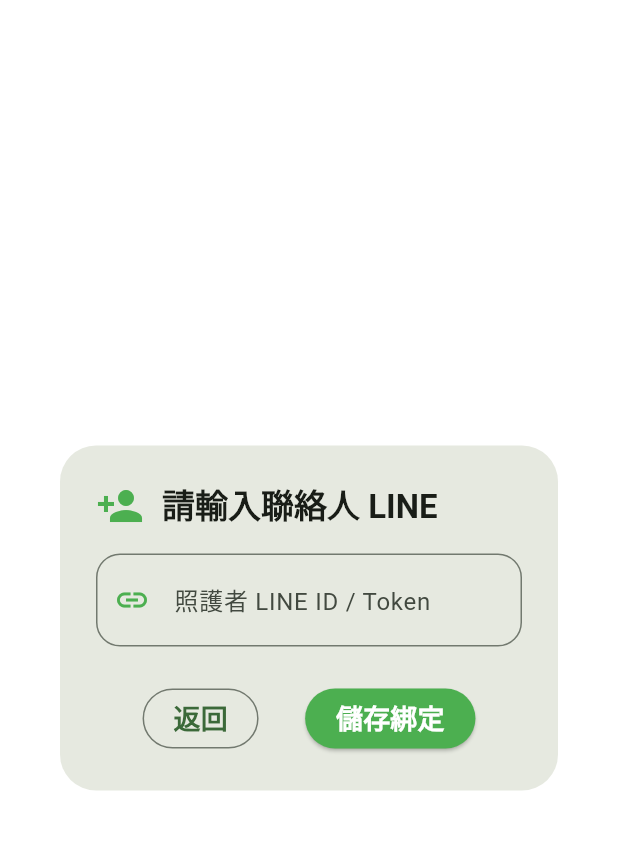
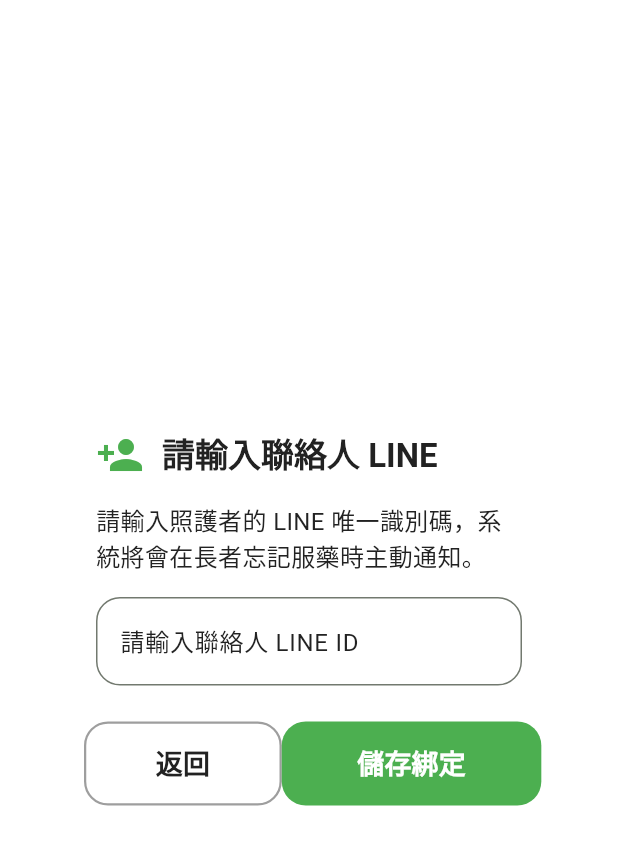
Before and after one commit to kewpie1130-source/elderly-medication-helper, a Flutter app: the ContactModal widget shown alone on an empty page, opened directly, after a tap on "是，前往設定", on a phone screen of 412 x 824 dp. Shown: the top 845 px of the screen. Run offline on Flutter 3.47's test engine with Material 3 defaults, Android fonts, the phone set to English and light mode, and no system bars; our stand-ins replace camera, flutter_local_notifications, flutter_tts, image_picker, sqflite, timezone; missing offline and left inert: elderly_medication_helper, google_mlkit_text_recognition; accounts and stored records are empty.

```diff
--- a/lib/pages/reminder/widgets/contact_modal.dart
+++ b/lib/pages/reminder/widgets/contact_modal.dart
@@ -1,11 +1,14 @@
 import 'package:flutter/material.dart';
+import '../../../theme/app_theme.dart'; // ✅ 引入專案規格主題
 
 class ContactModal extends StatefulWidget {
   final Function(String) onSave;
+  final VoidCallback onCancel; // ✅ 修正編譯錯誤：實打實定義成員變數
 
   const ContactModal({
     super.key,
     required this.onSave,
+    required this.onCancel, // ✅ 修正編譯錯誤：設為必填具名參數
   });
 
   @override
@@ -15,7 +18,7 @@
 class _ContactModalState extends State<ContactModal> {
   final TextEditingController _textController = TextEditingController();
   final _formKey = GlobalKey<FormState>();
-  bool _showInputForm = false; // 控制是否進入第二階段輸入 LINE ID
+  bool _showInputForm = false;
 
   @override
   void dispose() {
@@ -27,15 +30,16 @@
   Widget build(BuildContext context) {
     final double screenWidth = MediaQuery.of(context).size.width;
 
-    // 階段二：如果長者點了「是，前往設定」，就展現輸入 LINE ID 的輸入框
     if (_showInputForm) {
       return AlertDialog(
-        shape: RoundedRectangleBorder(borderRadius: BorderRadius.circular(24.0)),
+        // ✅ 修正圓角：24.0 -> 一律改為符合規範的 20.0
+        shape: RoundedRectangleBorder(borderRadius: BorderRadius.circular(20.0)),
+        backgroundColor: Colors.white,
         title: const Row(
           children: [
-            Icon(Icons.person_add, color: Color(0xFF4CAF50), size: 32),
+            Icon(Icons.person_add, color: AppTheme.primary, size: 32), // ✅ 統一 AppTheme
             SizedBox(width: 12),
-            Text('請輸入聯絡人 LINE', style: TextStyle(fontSize: 22, fontWeight: FontWeight.bold)),
+            Text('請輸入聯絡人 LINE', style: TextStyle(fontSize: 22, fontWeight: FontWeight.bold, color: AppTheme.textDark)),
           ],
         ),
         content: SizedBox(
@@ -45,13 +49,19 @@
             child: Column(
               mainAxisSize: MainAxisSize.min,
               children: [
+                const Text('請輸入照護者的 LINE 唯一識別碼，系統將會在長者忘記服藥時主動通知。', style: TextStyle(fontSize: 16, color: AppTheme.textDark)),
+                const SizedBox(height: 16),
                 TextFormField(
                   controller: _textController,
-                  style: const TextStyle(fontSize: 20),
+                  style: const TextStyle(fontSize: 18),
                   decoration: InputDecoration(
-                    labelText: '照護者 LINE ID / Token',
+                    labelText: '請輸入聯絡人 LINE ID',
+                    labelStyle: const TextStyle(color: AppTheme.textDark), // ✅ 統一 AppTheme
+                    focusedBorder: OutlineInputBorder(
+                      borderRadius: BorderRadius.circular(16),
+                      borderSide: const BorderSide(color: AppTheme.primary, width: 2), // ✅ 統一 AppTheme
+                    ),
                     border: OutlineInputBorder(borderRadius: BorderRadius.circular(16)),
-                    prefixIcon: const Icon(Icons.link, color: Color(0xFF4CAF50)),
                   ),
                   validator: (value) => (value == null || value.trim().isEmpty) ? '❌ 請填寫此欄位' : null,
                 ),
@@ -59,22 +69,40 @@
             ),
           ),
         ),
+        actionsPadding: const EdgeInsets.only(bottom: 24, left: 16, right: 16),
         actions: [
           Row(
             mainAxisAlignment: MainAxisAlignment.spaceEvenly,
             children: [
-              OutlinedButton(
+              SizedBox(
+                width: screenWidth * 0.32,
+                child: OutlinedButton(
                   onPressed: () => setState(() => _showInputForm = false),
-                child: const Text('返回'),
+                  style: OutlinedButton.styleFrom(
+                    minimumSize: const Size(double.infinity, 56), // ✅ 補齊無障礙 56px 最小高度
+                    side: const BorderSide(color: Colors.grey, width: 1.5),
+                    shape: RoundedRectangleBorder(borderRadius: BorderRadius.circular(16)),
                   ),
-              ElevatedButton(
-                style: ElevatedButton.styleFrom(backgroundColor: const Color(0xFF4CAF50), foregroundColor: Colors.white),
+                  child: const Text('返回', style: TextStyle(fontSize: 18, fontWeight: FontWeight.bold, color: AppTheme.textDark)),
+                ),
+              ),
+              SizedBox(
+                width: screenWidth * 0.42,
+                child: ElevatedButton(
+                  style: ElevatedButton.styleFrom(
+                    minimumSize: const Size(double.infinity, 56), // ✅ 補齊無障礙 56px 最小高度
+                    backgroundColor: AppTheme.primary, // ✅ 統一 AppTheme
+                    foregroundColor: Colors.white,
+                    shape: RoundedRectangleBorder(borderRadius: BorderRadius.circular(16)),
+                    elevation: 0,
+                  ),
                   onPressed: () {
                     if (!_formKey.currentState!.validate()) return;
                     widget.onSave(_textController.text.trim());
                     Navigator.of(context).pop();
                   },
-                child: const Text('儲存綁定'),
+                  child: const Text('儲存綁定', style: TextStyle(fontSize: 18, fontWeight: FontWeight.bold)),
+                ),
               ),
             ],
           )
@@ -82,9 +110,9 @@
       );
     }
 
-    // 階段一：100% 还原官方設計圖畫面 8
     return AlertDialog(
-      shape: RoundedRectangleBorder(borderRadius: BorderRadius.circular(28.0)),
+      // ✅ 修正圓角：28.0 -> 一律改為符合規範的 20.0
+      shape: RoundedRectangleBorder(borderRadius: BorderRadius.circular(20.0)),
       backgroundColor: Colors.white,
       contentPadding: const EdgeInsets.all(28.0),
       content: SizedBox(
@@ -92,63 +120,43 @@
         child: Column(
           mainAxisSize: MainAxisSize.min,
           children: [
-            // 1. 官方設計圖綠色雙人圖標
             const CircleAvatar(
               radius: 40,
               backgroundColor: Color(0xFFE8F5E9),
-              child: Icon(Icons.people, color: Color(0xFF4CAF50), size: 50),
+              child: Icon(Icons.people, color: AppTheme.primary, size: 50), // ✅ 統一 AppTheme
             ),
             const SizedBox(height: 24),
-
-            // 2. 官方標題：是否要通知聯絡人？
-            const Text(
-              '是否要通知聯絡人？',
-              textAlign: TextAlign.center,
-              style: TextStyle(fontSize: 24, fontWeight: FontWeight.bold, color: Colors.black87),
-            ),
+            const Text('是否要通知聯絡人？', style: TextStyle(fontSize: 24, fontWeight: FontWeight.bold, color: AppTheme.textDark)),
             const SizedBox(height: 16),
-
-            // 3. 官方副標題
-            const Text(
-              '設定後，提醒訊息將傳送至\n聯絡人的 LINE',
-              textAlign: TextAlign.center,
-              style: TextStyle(fontSize: 18, color: Colors.black54, height: 1.4),
-            ),
+            const Text('設定後，提醒訊息將傳送至\n聯絡人的 LINE', textAlign: TextAlign.center, style: TextStyle(fontSize: 18, color: AppTheme.textDark, height: 1.4)),
             const SizedBox(height: 32),
-
-            // 4. 按鈕 1：是，前往設定（綠底大按鈕）
             SizedBox(
               width: double.infinity,
               height: 60,
               child: ElevatedButton(
                 style: ElevatedButton.styleFrom(
-                  backgroundColor: const Color(0xFF4CAF50),
+                  backgroundColor: AppTheme.primary, // ✅ 統一 AppTheme
                   foregroundColor: Colors.white,
                   shape: RoundedRectangleBorder(borderRadius: BorderRadius.circular(16)),
                   elevation: 0,
                 ),
-                onPressed: () {
-                  setState(() {
-                    _showInputForm = true; // 切換到第二階段輸入
-                  });
-                },
+                onPressed: () => setState(() => _showInputForm = true),
                 child: const Text('是，前往設定', style: TextStyle(fontSize: 22, fontWeight: FontWeight.bold)),
               ),
             ),
             const SizedBox(height: 12),
-
-            // 5. 按鈕 2：不需要（灰底大按鈕）
             SizedBox(
               width: double.infinity,
               height: 60,
               child: ElevatedButton(
                 style: ElevatedButton.styleFrom(
                   backgroundColor: const Color(0xFFEEEEEE),
-                  foregroundColor: Colors.black54,
+                  foregroundColor: AppTheme.textDark, // ✅ 統一 AppTheme
                   shape: RoundedRectangleBorder(borderRadius: BorderRadius.circular(16)),
                   elevation: 0,
                 ),
-                onPressed: () => Navigator.of(context).pop(),
+                // ✅ 修正第 151 行：改為優先直接呼叫組長準備好的關閉回呼邏輯
+                onPressed: widget.onCancel,
                 child: const Text('不需要', style: TextStyle(fontSize: 22, fontWeight: FontWeight.bold)),
               ),
             ),
--- a/lib/pages/reminder/widgets/reminder_modal.dart
+++ b/lib/pages/reminder/widgets/reminder_modal.dart
@@ -1,7 +1,8 @@
 import 'package:flutter/material.dart';
+import '../../../theme/app_theme.dart'; // ✅ 引入專案規格主題
 
 class ReminderModal extends StatelessWidget {
-  final Function(bool) onChoice; // 改為傳回長者的選擇（是或略過）
+  final Function(bool) onChoice;
 
   const ReminderModal({
     super.key,
@@ -13,7 +14,8 @@
     final double screenWidth = MediaQuery.of(context).size.width;
 
     return AlertDialog(
-      shape: RoundedRectangleBorder(borderRadius: BorderRadius.circular(28.0)),
+      // ✅ 修正圓角：28.0 -> 一律改為符合規範的 20.0
+      shape: RoundedRectangleBorder(borderRadius: BorderRadius.circular(20.0)),
       backgroundColor: Colors.white,
       contentPadding: const EdgeInsets.all(28.0),
       content: SizedBox(
@@ -21,65 +23,50 @@
         child: Column(
           mainAxisSize: MainAxisSize.min,
           children: [
-            // 1. 官方設計圖綠色大鈴鐺圖標
             const CircleAvatar(
               radius: 40,
               backgroundColor: Color(0xFFE8F5E9),
-              child: Icon(Icons.notifications, color: Color(0xFF4CAF50), size: 50),
+              child: Icon(Icons.notifications, color: AppTheme.primary, size: 50), // ✅ 統一 AppTheme
             ),
             const SizedBox(height: 24),
-
-            // 2. 官方標題：是否需要設置用藥提醒？
             const Text(
               '是否需要設置用藥提醒？',
               textAlign: TextAlign.center,
-              style: TextStyle(fontSize: 24, fontWeight: FontWeight.bold, color: Colors.black87),
+              style: TextStyle(fontSize: 24, fontWeight: FontWeight.bold, color: AppTheme.textDark), // ✅ 統一 AppTheme
             ),
             const SizedBox(height: 16),
-
-            // 3. 官方副標題
             const Text(
               '您可以設定時間提醒自己按時服藥',
               textAlign: TextAlign.center,
-              style: TextStyle(fontSize: 18, color: Colors.black54),
+              style: TextStyle(fontSize: 18, color: AppTheme.textDark), // ✅ 統一 AppTheme
             ),
             const SizedBox(height: 32),
-
-            // 4. 按鈕 1：是，前往設定（綠底大按鈕）
             SizedBox(
               width: double.infinity,
-              height: 60,
+              height: 60, // ✅ 高度維持 60，大於等於最低標準的 56px
               child: ElevatedButton(
                 style: ElevatedButton.styleFrom(
-                  backgroundColor: const Color(0xFF4CAF50),
+                  backgroundColor: AppTheme.primary, // ✅ 統一 AppTheme
                   foregroundColor: Colors.white,
                   shape: RoundedRectangleBorder(borderRadius: BorderRadius.circular(16)),
                   elevation: 0,
                 ),
-                onPressed: () {
-                  Navigator.of(context).pop();
-                  onChoice(true); // 前往設定
-                },
+                onPressed: () => onChoice(true),
                 child: const Text('是，前往設定', style: TextStyle(fontSize: 22, fontWeight: FontWeight.bold)),
               ),
             ),
             const SizedBox(height: 12),
-
-            // 5. 按鈕 2：暫時略過（灰底大按鈕）
             SizedBox(
               width: double.infinity,
               height: 60,
               child: ElevatedButton(
                 style: ElevatedButton.styleFrom(
                   backgroundColor: const Color(0xFFEEEEEE),
-                  foregroundColor: Colors.black54,
+                  foregroundColor: AppTheme.textDark, // ✅ 統一 AppTheme
                   shape: RoundedRectangleBorder(borderRadius: BorderRadius.circular(16)),
                   elevation: 0,
                 ),
-                onPressed: () {
-                  Navigator.of(context).pop();
-                  onChoice(false); // 略過
-                },
+                onPressed: () => onChoice(false),
                 child: const Text('暫時略過', style: TextStyle(fontSize: 22, fontWeight: FontWeight.bold)),
               ),
             ),
```
Also changed, not shown: lib/pages/reminder/reminder_page.dart (+15 -22 lines), lib/services/notification/notification_service.dart (+9 -24 lines). Lines whose indentation alone changed are shown as unchanged.
